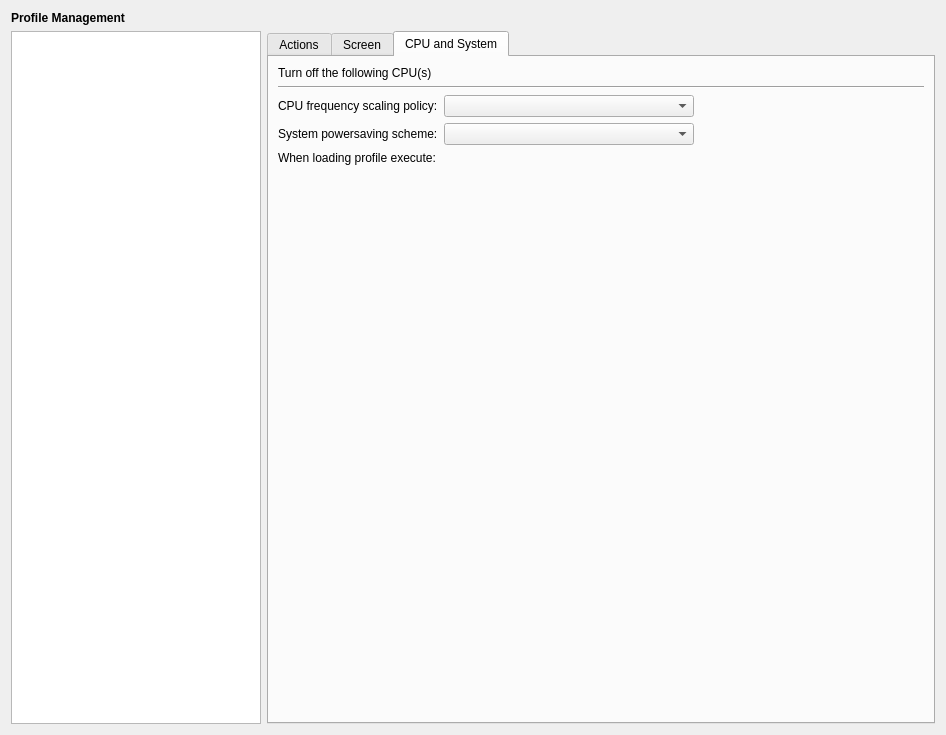
Qt form kcmodule/profileEditPage.ui (KDE/powerdevil) before a commit.
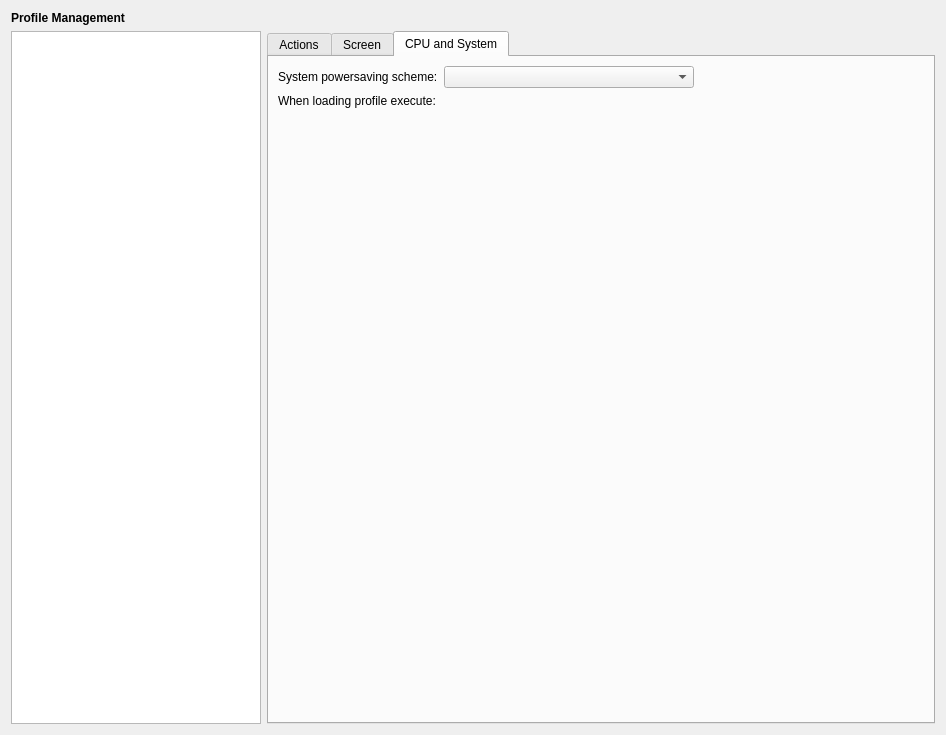
The same form after that commit. The open tabs and pages were chosen to show the change. Custom widgets are drawn as their Qt base class.

Diff of the .ui file:
```diff
--- a/kcmodule/profileEditPage.ui
+++ b/kcmodule/profileEditPage.ui
@@ -471,52 +471,7 @@
            <property name="fieldGrowthPolicy">
             <enum>QFormLayout::ExpandingFieldsGrow</enum>
            </property>
-           <item row="0" column="0">
-            <widget class="QLabel" name="label_12">
-             <property name="text">
-              <string>Turn off the following CPU(s)</string>
-             </property>
-            </widget>
-           </item>
-           <item row="3" column="0">
-            <widget class="QLabel" name="PoweredFreqLabel_2">
-             <property name="toolTip">
-              <string/>
-             </property>
-             <property name="whatsThis">
-              <string>CPU Behaviour strongly impacts on your system performance and on your battery's life. Here you can choose the policy best suitable for this profile</string>
-             </property>
-             <property name="text">
-              <string>CPU frequency scaling policy:</string>
-             </property>
-             <property name="wordWrap">
-              <bool>false</bool>
-             </property>
-             <property name="buddy">
-              <cstring>freqCombo</cstring>
-             </property>
-            </widget>
-           </item>
-           <item row="3" column="1">
-            <widget class="KComboBox" name="freqCombo">
-             <property name="sizePolicy">
-              <sizepolicy hsizetype="MinimumExpanding" vsizetype="Fixed">
-               <horstretch>0</horstretch>
-               <verstretch>0</verstretch>
-              </sizepolicy>
-             </property>
-             <property name="maximumSize">
-              <size>
-               <width>250</width>
-               <height>16777215</height>
-              </size>
-             </property>
-             <property name="whatsThis">
-              <string>CPU Behaviour strongly impacts on your system performance and on your battery's life. Here you can choose the policy best suitable for this profile</string>
-             </property>
-            </widget>
-           </item>
-           <item row="4" column="0">
+           <item row="1" column="0">
             <widget class="QLabel" name="label_19">
              <property name="text">
               <string>System powersaving scheme:</string>
@@ -526,7 +481,7 @@
              </property>
             </widget>
            </item>
-           <item row="4" column="1">
+           <item row="1" column="1">
             <widget class="KComboBox" name="schemeCombo">
              <property name="sizePolicy">
               <sizepolicy hsizetype="MinimumExpanding" vsizetype="Fixed">
@@ -542,7 +497,7 @@
              </property>
             </widget>
            </item>
-           <item row="5" column="0">
+           <item row="2" column="0">
             <widget class="QLabel" name="label_20">
              <property name="text">
               <string>When loading profile execute:</string>
@@ -552,7 +507,7 @@
              </property>
             </widget>
            </item>
-           <item row="5" column="1">
+           <item row="2" column="1">
             <widget class="KUrlRequester" name="scriptRequester">
              <property name="sizePolicy">
               <sizepolicy hsizetype="MinimumExpanding" vsizetype="Preferred">
@@ -568,16 +523,6 @@
              </property>
             </widget>
            </item>
-           <item row="2" column="0" colspan="2">
-            <widget class="Line" name="line_5">
-             <property name="orientation">
-              <enum>Qt::Horizontal</enum>
-             </property>
-            </widget>
-           </item>
-           <item row="0" column="1">
-            <layout class="QHBoxLayout" name="CPUListLayout"/>
-           </item>
           </layout>
           <zorder>line_5</zorder>
           <zorder>schemeCombo</zorder>
```
Left out of the diff: 7 changed lines with no effect on the pictures.
